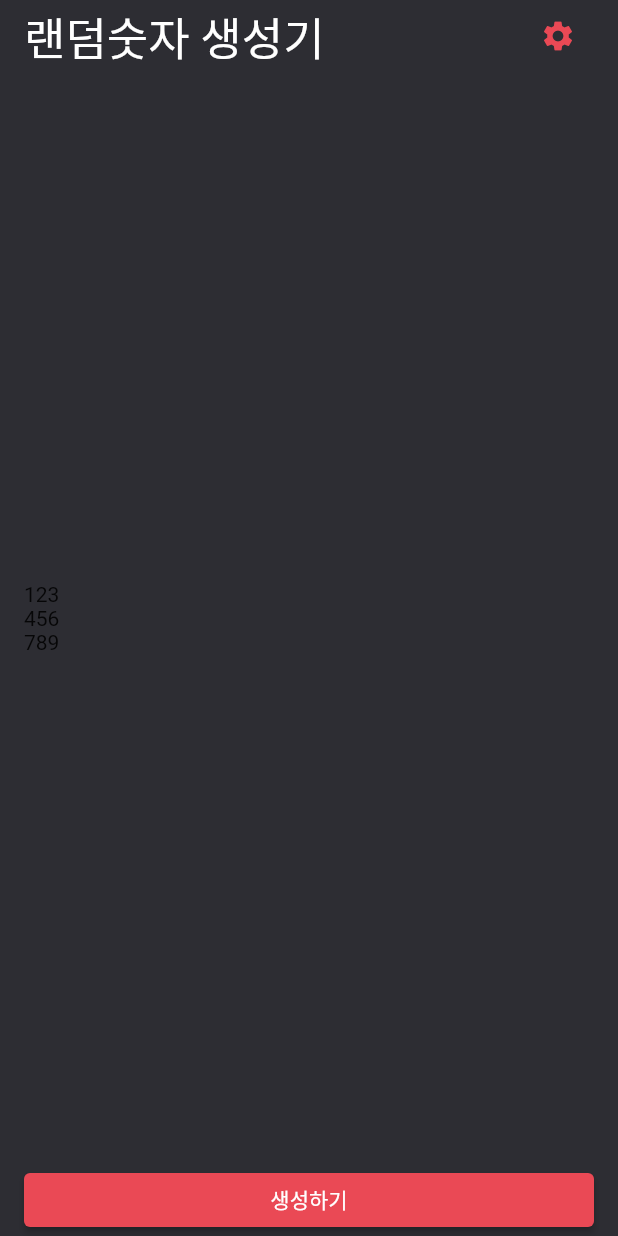
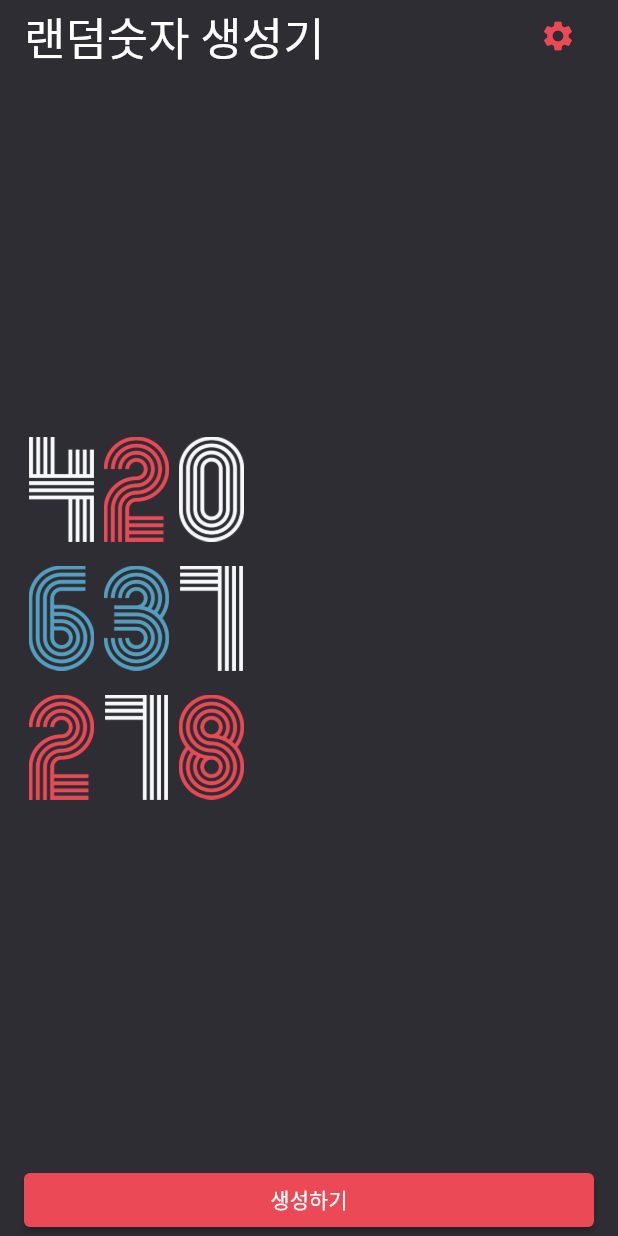
Before and after one commit to minseo-and/flutter_basic, a Flutter app: the screen it shows after launch, after a tap on "생성하기", on a phone screen of 412 x 824 dp. Run offline on Flutter 3.47's test engine with Material 2 defaults, Android fonts, the phone set to English and light mode, and no system bars; our stand-ins replace webview_flutter.

Commit message:
코드 정리

```diff
--- a/6. Random/randomnumber/lib/screen/home_screen.dart
+++ b/6. Random/randomnumber/lib/screen/home_screen.dart
@@ -1,3 +1,5 @@
+import 'dart:math';
+
 import 'package:flutter/material.dart';
 import 'package:randomnumber/constant/color.dart';
 
@@ -9,22 +11,53 @@ class HomeScreen extends StatefulWidget {
 }
 
 class _HomeScreenState extends State<HomeScreen> {
+
+  List<int> randomNumbers = [123, 456, 789];
   @override
   Widget build(BuildContext context) {
     return Scaffold(
         backgroundColor: PRIMARY_COLOR,
         body: SafeArea(
           child: Padding(
-        padding: EdgeInsets.symmetric(
-          horizontal: 16.0
-        ),
+            padding: const EdgeInsets.symmetric(horizontal: 16.0),
             child: Column(
               crossAxisAlignment: CrossAxisAlignment.start,
               children: [
-            Row(
+                const _Header(),
+                _Body(randomNumbers: randomNumbers),
+                _Footer(onPressed: onRandomNumberGenerate)
+              ],
+            ),
+          ),
+        ));
+  }
+
+  void onRandomNumberGenerate() {
+    final rand = Random();
+
+    final Set<int> newNumbers = {};
+
+    while(newNumbers.length != 3){
+      final number = rand.nextInt(1000);
+
+      newNumbers.add(number);
+    }
+
+    setState(() {
+      randomNumbers = newNumbers.toList();
+    });
+  }
+}
+
+class _Header extends StatelessWidget {
+  const _Header({Key? key}) : super(key: key);
+
+  @override
+  Widget build(BuildContext context) {
+    return Row(
       mainAxisAlignment: MainAxisAlignment.spaceBetween,
       children: [
-                Text(
+        const Text(
           '랜덤숫자 생성기',
           style: TextStyle(
               color: Colors.white,
@@ -33,32 +66,67 @@ class _HomeScreenState extends State<HomeScreen> {
         ),
         IconButton(
             onPressed: () {},
-                    icon: Icon(Icons.settings,
-                    color: RED_COLOR,))
+            icon: const Icon(
+              Icons.settings,
+              color: RED_COLOR,
+            ))
       ],
-            ),
-            Expanded(
+    );
+  }
+}
+
+class _Body extends StatelessWidget {
+
+  final List<int> randomNumbers;
+
+  const _Body({super.key, required this.randomNumbers});
+
+  @override
+  Widget build(BuildContext context) {
+    return Expanded(
         child: Column(
           mainAxisAlignment: MainAxisAlignment.center,
-              children: [
-                Text('123'),
-                Text('456'),
-                Text('789'),
-              ],
-            )),
-            SizedBox(
-              width: double.infinity,
-              child: ElevatedButton(
-                style: ElevatedButton.styleFrom(
-                  primary: RED_COLOR
+          children: randomNumbers
+              .asMap()
+              .entries
+              .map(
+                (x) => Padding(
+              padding: EdgeInsets.only(bottom: x.key == 2 ? 0 : 16.0),
+              child: Row(
+                children: x.value
+                    .toString()
+                    .split('')
+                    .map(
+                      (y) => Image.asset(
+                    'assets/images/$y.png',
+                    height: 70.0,
+                    width: 50.0,
                   ),
-                onPressed: () {},
-                child: Text('생성하기'),
+                )
+                    .toList(),
               ),
             ),
-          ],
-        ),
-      ),
+          )
+              .toList(),
         ));
   }
 }
+
+class _Footer extends StatelessWidget {
+
+  final VoidCallback onPressed;
+
+  const _Footer({super.key, required this.onPressed});
+
+  @override
+  Widget build(BuildContext context) {
+    return SizedBox(
+      width: double.infinity,
+      child: ElevatedButton(
+        style: ElevatedButton.styleFrom(primary: RED_COLOR),
+        onPressed: onPressed,
+        child: const Text('생성하기'),
+      ),
+    );
+  }
+}
```
Lines whose indentation alone changed are shown as unchanged.
